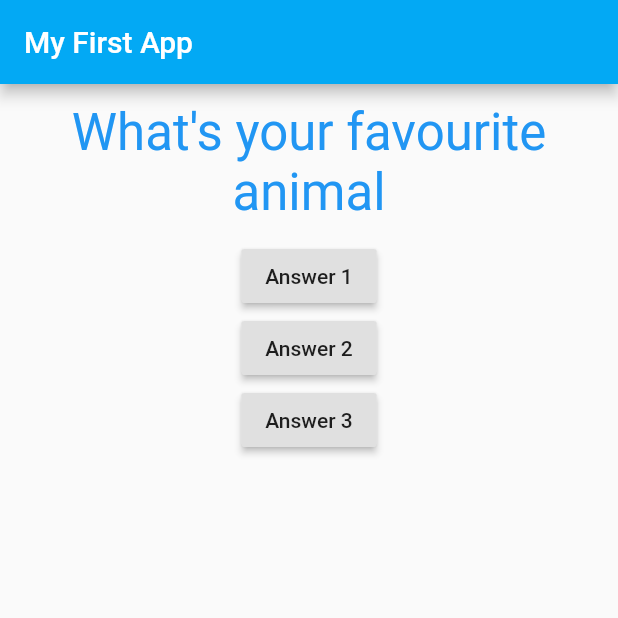
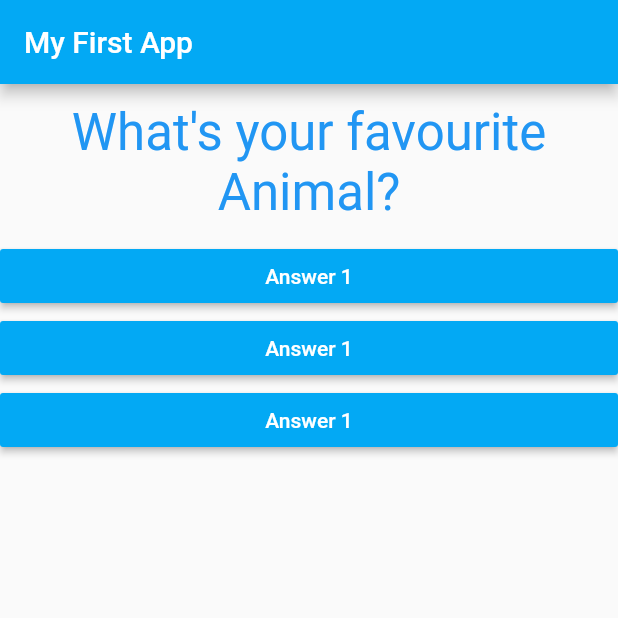
Before and after one commit to sacksaini/flutter_complete_guide, a Flutter app: the screen it shows after launch, after a tap on "Answer 1", on a phone screen of 412 x 824 dp, the top half of it. Run offline on Flutter 3.47's test engine with Material 2 defaults, Android fonts, the phone set to English and light mode, and no system bars.

Commit message:
answer.dart added

```diff
--- /dev/null
+++ b/lib/answer.dart
@@ -0,0 +1,18 @@
+import 'package:flutter/material.dart';
+
+class Answer extends StatelessWidget {
+  final Function answerHandler;
+  Answer(this.answerHandler);
+
+  @override
+  Widget build(BuildContext context) {
+    return Container(
+      width: double.infinity,
+      child: RaisedButton(
+          color: Colors.lightBlue,
+          textColor: Colors.white,
+          child: Text('Answer 1'),
+          onPressed: answerHandler),
+    );
+  }
+}
--- a/lib/main.dart
+++ b/lib/main.dart
@@ -1,4 +1,5 @@
 import "package:flutter/material.dart";
+import 'package:flutter_complete_guide/answer.dart';
 import "./questions.dart";
 
 void main() => runApp(MyApp());
@@ -25,8 +26,18 @@ class _MyAppState extends State<MyApp> {
   @override
   Widget build(BuildContext context) {
     var questions = [
-      'What\s your favourite color?',
-      'What\'s your favourite animal'
+      {
+        'question': 'What\'s your favourite Color?',
+        'answer': ['Blue', 'Red', 'Pink', 'Yellow']
+      },
+      {
+        'question': 'What\'s your favourite Animal?',
+        'answer': ['Panda', 'Dog', 'Tiger', 'Rabbit']
+      },
+      {
+        'question': 'What\'s your favourite Phone?',
+        'answer': ['Nokia', 'Apple', 'Redmi', 'Samsung']
+      },
     ];
     return MaterialApp(
         home: Scaffold(
@@ -36,19 +47,10 @@ class _MyAppState extends State<MyApp> {
             ),
             body: Column(
               children: [
-                Questions(questions[_questionIndex]),
-                RaisedButton(
-                  child: Text('Answer 1'),
-                  onPressed: _answerQuestion,
-                ),
-                RaisedButton(
-                  child: Text('Answer 2'),
-                  onPressed: _answerQuestion,
-                ),
-                RaisedButton(
-                  child: Text('Answer 3'),
-                  onPressed: _answerQuestion,
-                ),
+                Questions(questions[_questionIndex]['question']),
+                Answer(_answerQuestion),
+                Answer(_answerQuestion),
+                Answer(_answerQuestion),
               ],
             )));
   }
```
